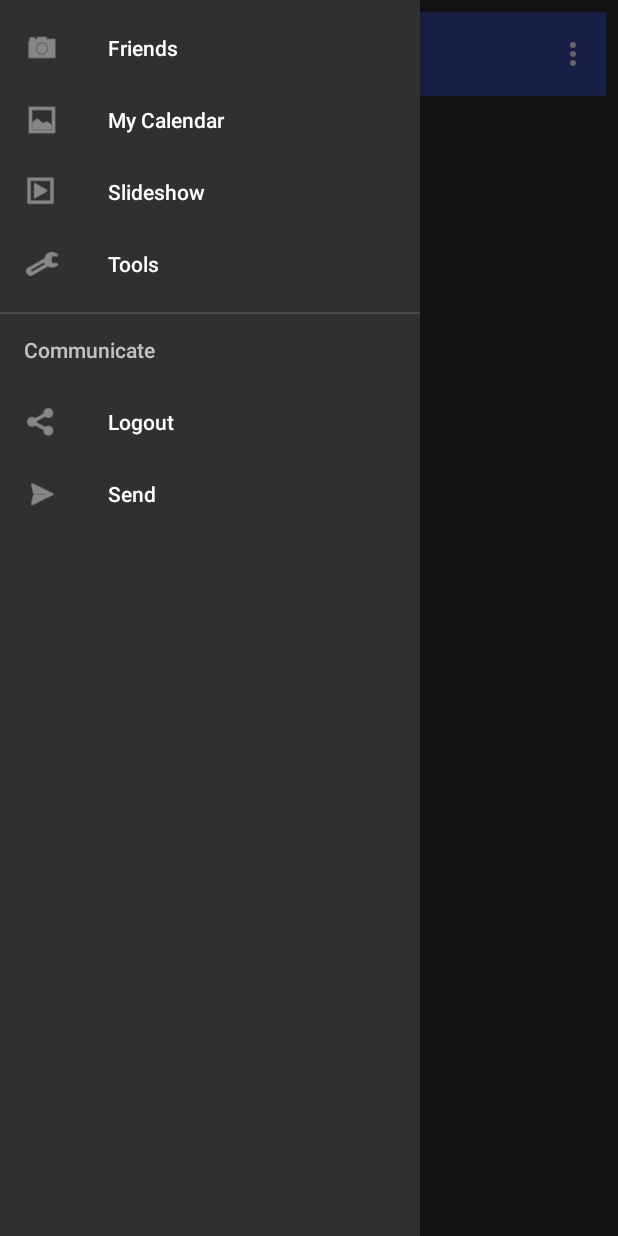
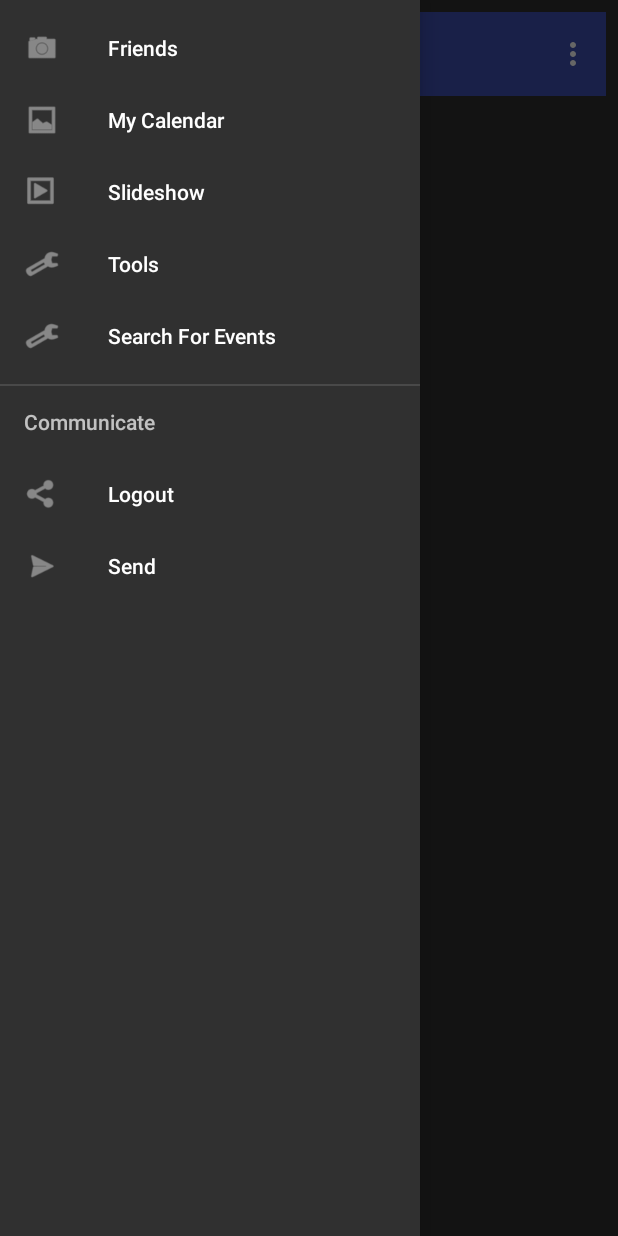
Before and after one commit to BlackRoger/Android, an Android app: the mainScreen_with_drawer screen opened directly, with no data from a screen before it, with the side drawer open, on a phone screen of 412 x 824 dp. Run offline under Robolectric (Android 15) with nearby library versions, the phone set to English and light mode, and no system bars; libraries missing offline, so code that uses them is left out: com.facebook, com.facebook.login; 1 statement that could not run was skipped.

Commit message:
Added floating action bar and the new screen

```diff
--- a/FinalProject/MeetMe/app/src/main/res/layout/activity_main_screen_with_drawer.xml
+++ b/FinalProject/MeetMe/app/src/main/res/layout/activity_main_screen_with_drawer.xml
@@ -7,6 +7,11 @@
     android:layout_height="match_parent"
     android:fitsSystemWindows="true"
     tools:openDrawer="start">
+
+    <RelativeLayout
+        android:layout_width="match_parent"
+        android:layout_height="match_parent"
+        android:fitsSystemWindows="true">
 
         <LinearLayout xmlns:android="http://schemas.android.com/apk/res/android"
             android:layout_width="match_parent"
@@ -27,6 +32,13 @@
 
         </LinearLayout>
 
+        <android.support.design.widget.FloatingActionButton android:id="@+id/fab_main_screen_add_new_event"
+            android:layout_width="wrap_content" android:layout_height="wrap_content"
+            android:layout_gravity="bottom|end" android:layout_margin="@dimen/fab_margin"
+            android:src="@android:drawable/ic_dialog_email" />
+
+    </RelativeLayout>
+
     <android.support.design.widget.NavigationView
         android:id="@+id/nav_view"
         android:layout_width="wrap_content"
--- a/FinalProject/MeetMe/app/src/main/res/layout/app_bar_main_screen_with_drawer.xml
+++ b/FinalProject/MeetMe/app/src/main/res/layout/app_bar_main_screen_with_drawer.xml
@@ -3,7 +3,7 @@
     xmlns:android="http://schemas.android.com/apk/res/android"
     xmlns:app="http://schemas.android.com/apk/res-auto"
     xmlns:tools="http://schemas.android.com/tools" android:layout_width="match_parent"
-    android:layout_height="wrap_content" android:fitsSystemWindows="true"
+    android:layout_height="wrap_content" android:fitsSystemWindows="false"
     tools:context="com.meetme.meetme.mainScreen_with_drawer">
 
     <android.support.design.widget.AppBarLayout android:layout_height="wrap_content"
--- a/FinalProject/MeetMe/app/src/main/res/menu/activity_main_screen_with_drawer_drawer.xml
+++ b/FinalProject/MeetMe/app/src/main/res/menu/activity_main_screen_with_drawer_drawer.xml
@@ -10,6 +10,8 @@
             android:title="Slideshow" />
         <item android:id="@+id/nav_manage" android:icon="@android:drawable/ic_menu_manage"
             android:title="Tools" />
+        <item android:id="@+id/nav_search_events" android:icon="@android:drawable/ic_menu_manage"
+            android:title="Search For Events" />
     </group>
 
     <item android:title="Communicate">
--- a/FinalProject/MeetMe/app/src/main/res/values-v21/styles.xml
+++ b/FinalProject/MeetMe/app/src/main/res/values-v21/styles.xml
@@ -4,6 +4,6 @@
         <item name="windowNoTitle">true</item>
         <item name="android:windowDrawsSystemBarBackgrounds">true</item>
         <item name="android:statusBarColor">@android:color/transparent</item>
-        <item name="android:windowTranslucentStatus">true</item>
+        <item name="android:windowTranslucentStatus">false</item>
     </style>
 </resources>
--- a/FinalProject/MeetMe/app/src/main/res/values/strings.xml
+++ b/FinalProject/MeetMe/app/src/main/res/values/strings.xml
@@ -25,6 +25,7 @@
     <string name="edit_text_from_date">From Date</string>
     <string name="edit_text_event_name">Event Name</string>
     <string name="edit_text_event_descryption">Event Descryption</string>
+    <string name="edit_text_participation_cap">Participation Cap</string>
     <string name="edit_text_location">Location</string>
     <string name="spinner_recurrence">Recurrence</string>
     <string name="spinner_event_type">Event Type</string>
--- a/FinalProject/MeetMe/app/src/main/res/values/styles.xml
+++ b/FinalProject/MeetMe/app/src/main/res/values/styles.xml
@@ -6,7 +6,7 @@
         <item name="colorPrimary">@color/colorPrimary</item>
         <item name="colorPrimaryDark">@color/colorPrimaryDark</item>
         <item name="colorAccent">@color/colorAccent</item>
-        <item name="android:windowTranslucentStatus">true</item>
+        <item name="android:windowTranslucentStatus">false</item>
     </style>
 
     <style name="AppTheme.NoActionBar" parent="@style/Theme.AppCompat.NoActionBar">
```
Also changed, not shown: FinalProject/MeetMe/app/src/main/AndroidManifest.xml (+4 -8 lines), FinalProject/MeetMe/app/src/main/java/com/meetme/meetme/AddNewEventActivity.java (+12 -5 lines), FinalProject/MeetMe/app/src/main/java/com/meetme/meetme/DayViewer.java (+9 -16 lines), FinalProject/MeetMe/app/src/main/java/com/meetme/meetme/FriendList.java (+12 -10 lines), FinalProject/MeetMe/app/src/main/java/com/meetme/meetme/mainScreen_with_drawer.java (+31 -8 lines). Lines whose indentation alone changed are shown as unchanged.
